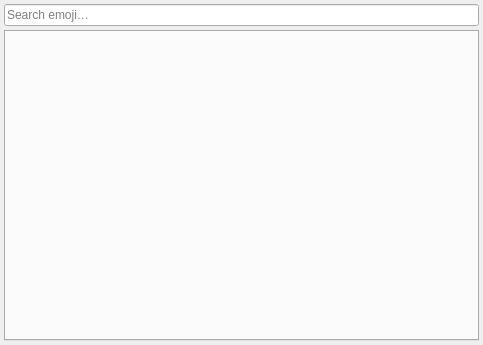
This is sources/choose-emoji-dialog/ChooseEmojiDialog.ui in Ri0n/matterleast as Qt 5 draws it before an edit. The edited form follows.
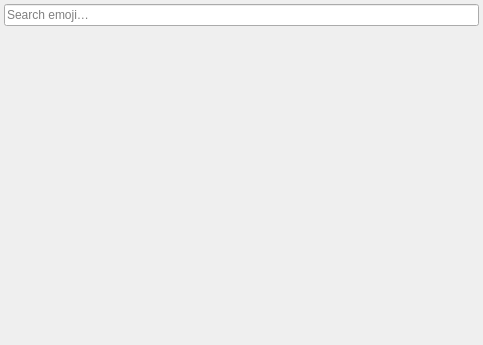
This is the edited form.

Commit message: Use a stacked emoji picker body with custom category bar

What changed in the file:
```diff
--- a/sources/choose-emoji-dialog/ChooseEmojiDialog.ui
+++ b/sources/choose-emoji-dialog/ChooseEmojiDialog.ui
@@ -52,21 +52,23 @@
     </widget>
    </item>
    <item>
-    <widget class="QTabWidget" name="tabWidget">
+    <widget class="QWidget" name="categoryBar">
+     <property name="sizePolicy">
+      <sizepolicy hsizetype="Expanding" vsizetype="Fixed">
+       <horstretch>0</horstretch>
+       <verstretch>0</verstretch>
+      </sizepolicy>
+     </property>
+    </widget>
+   </item>
+   <item>
+    <widget class="QStackedWidget" name="stackWidget">
      <property name="sizePolicy">
       <sizepolicy hsizetype="Expanding" vsizetype="Expanding">
        <horstretch>0</horstretch>
        <verstretch>0</verstretch>
       </sizepolicy>
      </property>
-     <property name="font">
-      <font>
-       <pointsize>10</pointsize>
-      </font>
-     </property>
-     <property name="tabShape">
-      <enum>QTabWidget::Rounded</enum>
-     </property>
     </widget>
    </item>
   </layout>
```
